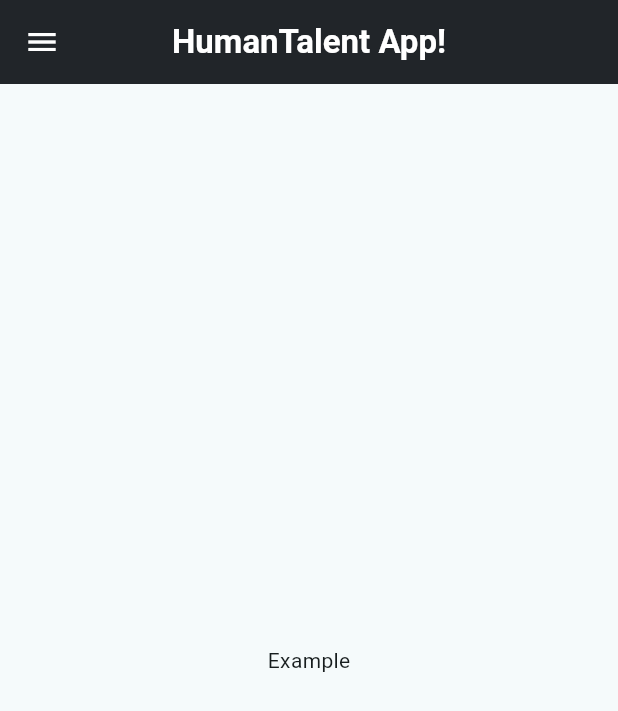
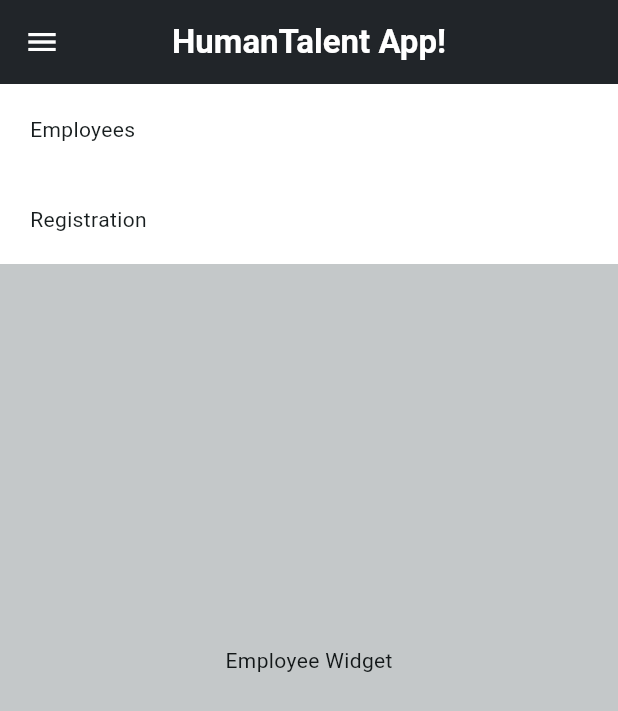
Before and after one commit to Alelizzt/HumanTalent, a Flutter app: the screen it shows after launch, after a tap on the "menu" icon, on a phone screen of 412 x 824 dp. Shown: the top 711 px of the screen. Run offline on Flutter 3.47's test engine with Material 3 defaults, Android fonts, the light colour scheme and no system bars.

Commit message:
Navigation with separated widgets on appbar menu

```diff
--- /dev/null
+++ b/Mobile/humantalent/lib/employees.dart
@@ -0,0 +1,14 @@
+import 'package:flutter/cupertino.dart';
+import 'package:flutter/material.dart';
+import 'package:flutter/widgets.dart';
+
+Widget employees() {
+  return const Row(
+      mainAxisAlignment: MainAxisAlignment.center,
+      children: <Widget>[
+        Center(
+            child: Text(
+          "Employee Widget",
+        )),
+      ]);
+}
--- a/Mobile/humantalent/lib/main.dart
+++ b/Mobile/humantalent/lib/main.dart
@@ -1,4 +1,6 @@
 import 'package:flutter/material.dart';
+import 'package:humantalent/employees.dart';
+import 'package:humantalent/registration.dart';
 
 void main() {
   runApp(const MyApp());
@@ -30,6 +32,14 @@ class MyHomePage extends StatefulWidget {
 }
 
 class _MyHomePageState extends State<MyHomePage> {
+  int _currentIndex = 0;
+  bool _showMenu = false;
+
+  final pages = [
+    employees(),
+    registration(),
+  ];
+
   @override
   Widget build(BuildContext context) {
     return Scaffold(
@@ -46,19 +56,65 @@ class _MyHomePageState extends State<MyHomePage> {
           icon: IconButton(
             icon: const Icon(Icons.menu),
             color: Colors.white,
-            onPressed: () => {},
+            onPressed: () => {
+              setState(() {
+                _showMenu = !_showMenu;
+              })
+            },
           ),
         ),
       ),
-      body: const Center(
-        child: Column(
-          mainAxisAlignment: MainAxisAlignment.center,
-          children: <Widget>[
-            Text(
-              'Example',
+      body: Stack(
+        fit: StackFit.expand,
+        alignment: Alignment.topLeft,
+        children: <Widget>[
+          Center(
+            child: pages[_currentIndex],
+          ),
+          if (_showMenu)
+            Column(
+              crossAxisAlignment: CrossAxisAlignment.start,
+              children: [
+                InkWell(
+                  onTap: () {
+                    setState(() {
+                      _currentIndex = 0;
+                      _showMenu = !_showMenu;
+                    });
+                  },
+                  child: Container(
+                    width: double.infinity,
+                    color: Colors.white,
+                    padding: const EdgeInsets.all(
+                      20,
+                    ),
+                    child: const Text("Employees"),
+                  ),
+                ),
+                InkWell(
+                  onTap: () {
+                    setState(() {
+                      _currentIndex = 1;
+                      _showMenu = !_showMenu;
+                    });
+                  },
+                  child: Container(
+                    width: double.infinity,
+                    color: Colors.white,
+                    padding: const EdgeInsets.all(
+                      20,
+                    ),
+                    child: const Text("Registration"),
+                  ),
+                ),
+                Expanded(
+                  child: Container(
+                    color: Colors.black.withOpacity(.2),
+                  ),
+                )
+              ],
             ),
-          ],
-        ),
+        ],
       ),
     );
   }
--- /dev/null
+++ b/Mobile/humantalent/lib/registration.dart
@@ -0,0 +1,10 @@
+import 'package:flutter/material.dart';
+import 'package:flutter/widgets.dart';
+
+Widget registration() {
+  return const Row(
+      mainAxisAlignment: MainAxisAlignment.center,
+      children: <Widget>[
+        Center(child: Text("Registration Widget")),
+      ]);
+}
```
